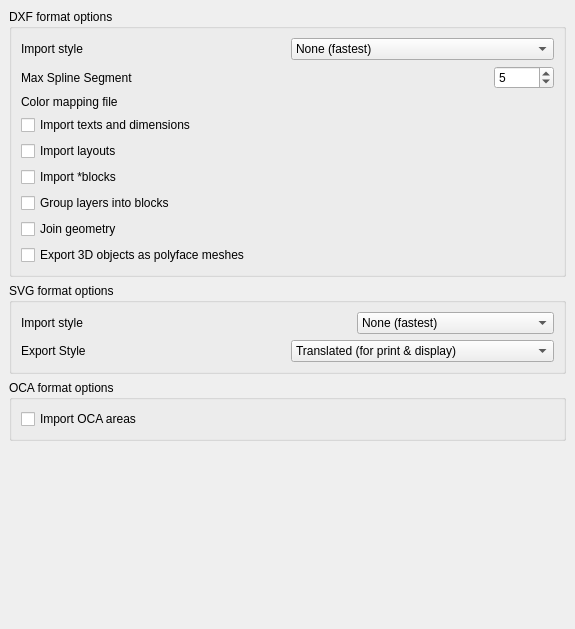
Old version of the form src/Mod/Draft/Resources/ui/userprefs-import.ui in the repository berndhahnebach/All_FreeCAD.
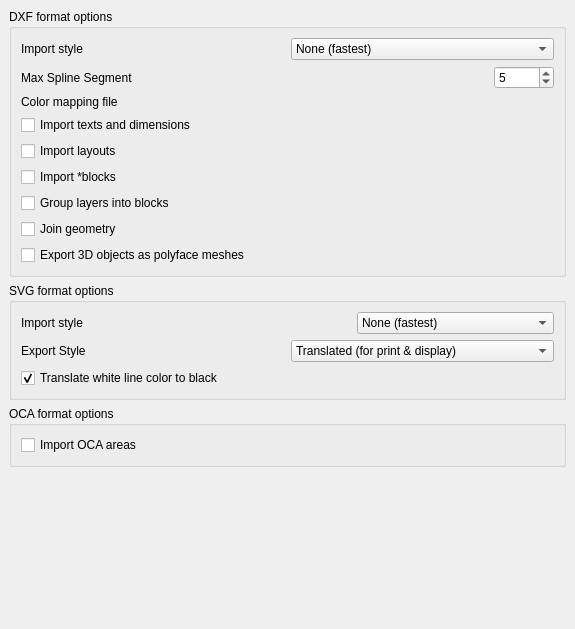
New version of the form. Custom widgets are drawn as their Qt base class.

Commit message: Fixed bug #593 - Draft SVG representation of white objects

What changed in the file:
```diff
--- a/src/Mod/Draft/Resources/ui/userprefs-import.ui
+++ b/src/Mod/Draft/Resources/ui/userprefs-import.ui
@@ -393,6 +393,29 @@
         </item>
        </layout>
       </item>
+      <item>
+       <layout class="QHBoxLayout" name="horizontalLayout_10">
+        <item>
+         <widget class="Gui::PrefCheckBox" name="gui::prefcheckbox_6">
+          <property name="toolTip">
+           <string>When exporting SVG views, make all white linework appear in black, for better readability against white backgrounds</string>
+          </property>
+          <property name="text">
+           <string>Translate white line color to black</string>
+          </property>
+          <property name="checked">
+           <bool>true</bool>
+          </property>
+          <property name="prefEntry" stdset="0">
+           <cstring>SvgLinesBlack</cstring>
+          </property>
+          <property name="prefPath" stdset="0">
+           <cstring>Mod/Draft</cstring>
+          </property>
+         </widget>
+        </item>
+       </layout>
+      </item>
      </layout>
     </widget>
    </item>
```
The commit also changes 2 other files.
